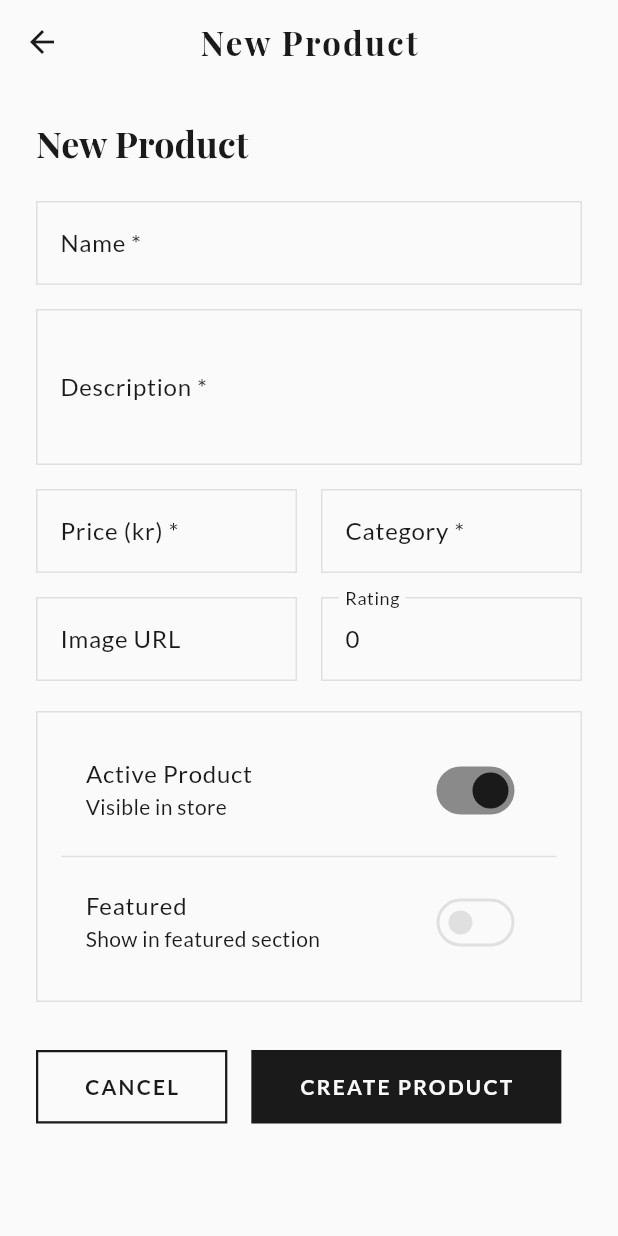
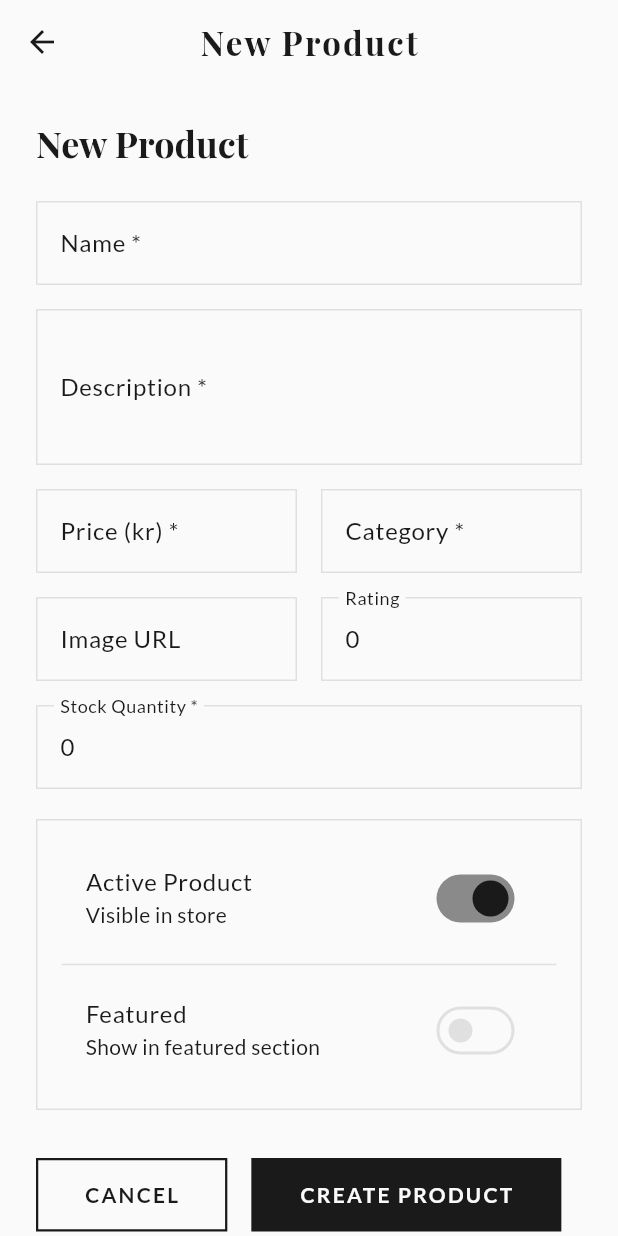
Before and after one commit to BengtCruz/darios_store, a Flutter app: the AdminProductForm screen opened directly, on a phone screen of 412 x 824 dp. Run offline on Flutter 3.47's test engine with Material 3 defaults, Android fonts, the phone set to English and light mode, and no system bars; our stand-ins replace google_fonts; network calls fail.

Commit message:
feat: product stock control

```diff
--- a/backend/lib/db/migrator.dart
+++ b/backend/lib/db/migrator.dart
@@ -156,4 +156,10 @@ const _migrations = <_Migration>[
     ON CONFLICT (email) DO NOTHING
     ''',
   ),
+  _Migration(
+    '009_add_stock_to_products',
+    '''
+    ALTER TABLE products ADD COLUMN IF NOT EXISTS stock INTEGER NOT NULL DEFAULT 0
+    ''',
+  ),
 ];
--- a/backend/lib/models/product.dart
+++ b/backend/lib/models/product.dart
@@ -15,6 +15,7 @@ class Product {
     this.rating = 0.0,
     this.isFeatured = false,
     this.isActive = true,
+    this.stock = 0,
     required this.createdAt,
     required this.updatedAt,
   });
@@ -30,6 +31,7 @@ class Product {
   final double rating;
   final bool isFeatured;
   final bool isActive;
+  final int stock;
   final DateTime createdAt;
   final DateTime updatedAt;
 
@@ -44,6 +46,7 @@ class Product {
     double? rating,
     bool? isFeatured,
     bool? isActive,
+    int? stock,
   }) {
     return Product(
       id: id,
@@ -55,6 +58,7 @@ class Product {
       rating: rating ?? this.rating,
       isFeatured: isFeatured ?? this.isFeatured,
       isActive: isActive ?? this.isActive,
+      stock: stock ?? this.stock,
       createdAt: createdAt,
       updatedAt: DateTime.now().toUtc(),
     );
--- a/backend/lib/repositories/product_repository.dart
+++ b/backend/lib/repositories/product_repository.dart
@@ -67,12 +67,13 @@ class ProductRepository {
     required String category,
     double rating = 0,
     bool isFeatured = false,
+    int stock = 0,
   }) async {
     final conn = await _db.connection;
     final result = await conn.execute(
       Sql.named('''
-        INSERT INTO products (name, description, price, image_url, category, rating, is_featured)
-        VALUES (@name, @description, @price, @image_url, @category, @rating, @is_featured)
+        INSERT INTO products (name, description, price, image_url, category, rating, is_featured, stock)
+        VALUES (@name, @description, @price, @image_url, @category, @rating, @is_featured, @stock)
         RETURNING *
       '''),
       parameters: {
@@ -83,6 +84,7 @@ class ProductRepository {
         'category': category,
         'rating': rating,
         'is_featured': isFeatured,
+        'stock': stock,
       },
     );
     return _rowToProduct(result.first);
@@ -98,6 +100,7 @@ class ProductRepository {
     double? rating,
     bool? isFeatured,
     bool? isActive,
+    int? stock,
   }) async {
     final sets = <String>[];
     final params = <String, Object?>{'id': id};
@@ -110,6 +113,7 @@ class ProductRepository {
     if (rating != null) { sets.add('rating = @rating'); params['rating'] = rating; }
     if (isFeatured != null) { sets.add('is_featured = @is_featured'); params['is_featured'] = isFeatured; }
     if (isActive != null) { sets.add('is_active = @is_active'); params['is_active'] = isActive; }
+    if (stock != null) { sets.add('stock = @stock'); params['stock'] = stock; }
 
     if (sets.isEmpty) return findById(id);
 
@@ -163,6 +167,7 @@ class ProductRepository {
           : double.parse(m['rating'].toString()),
       isFeatured: m['is_featured'] as bool? ?? false,
       isActive: m['is_active'] as bool? ?? true,
+      stock: (m['stock'] as int?) ?? 0,
       createdAt: m['created_at'] as DateTime,
       updatedAt: m['updated_at'] as DateTime,
     );
--- a/lib/l10n/app_localizations.dart
+++ b/lib/l10n/app_localizations.dart
@@ -97,6 +97,10 @@ class S {
   String get detailShippingValue => 'Free over 50 kr';
   String get detailReturns => 'Returns';
   String get detailReturnsValue => '30 days';
+  String get detailInStock => 'In Stock';
+  String get detailOutOfStock => 'Out of Stock';
+  String detailStockCount(int count) => '$count in stock';
+  String stockLimitReached(String name) => 'Cannot add more $name — stock limit reached';
 
   // --- Footer ---
   String get footerTagline => 'Authentic Italian flavors,\ndelivered to your door.';
@@ -151,6 +155,7 @@ class S {
   String get tableHeaderName => 'NAME';
   String get tableHeaderCategory => 'CATEGORY';
   String get tableHeaderPrice => 'PRICE';
+  String get tableHeaderStock => 'STOCK';
   String get tableHeaderActive => 'ACTIVE';
   String get tableHeaderFeatured => 'FEATURED';
   String get tableHeaderActions => 'ACTIONS';
@@ -213,6 +218,8 @@ class S {
   String get formProductCategory => 'Category *';
   String get formProductImageUrl => 'Image URL';
   String get formProductRating => 'Rating';
+  String get formProductStock => 'Stock Quantity *';
+  String get formInvalidStock => 'Invalid stock quantity';
   String get formProductActive => 'Active Product';
   String get formProductActiveDesc => 'Visible in store';
   String get formProductFeatured => 'Featured';
@@ -345,6 +352,10 @@ class _Sv extends S {
   @override String get detailShippingValue => 'Gratis över 50 kr';
   @override String get detailReturns => 'Retur';
   @override String get detailReturnsValue => '30 dagar';
+  @override String get detailInStock => 'I lager';
+  @override String get detailOutOfStock => 'Slut i lager';
+  @override String detailStockCount(int count) => '$count i lager';
+  @override String stockLimitReached(String name) => 'Kan inte lägga till fler $name — lagergränsen nådd';
 
   // --- Footer ---
   @override String get footerTagline => 'Autentiska italienska smaker,\nlevererade till din dörr.';
@@ -399,6 +410,7 @@ class _Sv extends S {
   @override String get tableHeaderName => 'NAMN';
   @override String get tableHeaderCategory => 'KATEGORI';
   @override String get tableHeaderPrice => 'PRIS';
+  @override String get tableHeaderStock => 'LAGER';
   @override String get tableHeaderActive => 'AKTIV';
   @override String get tableHeaderFeatured => 'UTVALD';
   @override String get tableHeaderActions => 'ÅTGÄRDER';
@@ -461,6 +473,8 @@ class _Sv extends S {
   @override String get formProductCategory => 'Kategori *';
   @override String get formProductImageUrl => 'Bild-URL';
   @override String get formProductRating => 'Betyg';
+  @override String get formProductStock => 'Lagerantal *';
+  @override String get formInvalidStock => 'Ogiltigt lagerantal';
   @override String get formProductActive => 'Aktiv Produkt';
   @override String get formProductActiveDesc => 'Synlig i butiken';
   @override String get formProductFeatured => 'Utvald';
--- a/lib/models/product.dart
+++ b/lib/models/product.dart
@@ -8,6 +8,7 @@ class Product {
   final double rating;
   final bool isFeatured;
   final bool isActive;
+  final int stock;
 
   const Product({
     required this.id,
@@ -19,6 +20,7 @@ class Product {
     this.rating = 0.0,
     this.isFeatured = false,
     this.isActive = true,
+    this.stock = 0,
   });
 
   factory Product.fromJson(Map<String, dynamic> json) {
@@ -32,6 +34,7 @@ class Product {
       rating: (json['rating'] as num?)?.toDouble() ?? 0.0,
       isFeatured: json['isFeatured'] as bool? ?? false,
       isActive: json['isActive'] as bool? ?? true,
+      stock: (json['stock'] as num?)?.toInt() ?? 0,
     );
   }
 
@@ -45,5 +48,6 @@ class Product {
         'rating': rating,
         'isFeatured': isFeatured,
         'isActive': isActive,
+        'stock': stock,
       };
 }
--- a/lib/pages/admin/admin_product_form.dart
+++ b/lib/pages/admin/admin_product_form.dart
@@ -24,6 +24,7 @@ class _AdminProductFormState extends State<AdminProductForm> {
   late final TextEditingController _imageUrlCtrl;
   late final TextEditingController _categoryCtrl;
   late final TextEditingController _ratingCtrl;
+  late final TextEditingController _stockCtrl;
   late bool _isFeatured;
   late bool _isActive;
   bool _saving = false;
@@ -42,6 +43,9 @@ class _AdminProductFormState extends State<AdminProductForm> {
     _ratingCtrl = TextEditingController(
       text: p != null ? (p['rating'] as num? ?? 0).toString() : '0',
     );
+    _stockCtrl = TextEditingController(
+      text: p != null ? (p['stock'] as num? ?? 0).toString() : '0',
+    );
     _isFeatured = p?['isFeatured'] as bool? ?? false;
     _isActive = p?['isActive'] as bool? ?? true;
   }
@@ -54,6 +58,7 @@ class _AdminProductFormState extends State<AdminProductForm> {
     _imageUrlCtrl.dispose();
     _categoryCtrl.dispose();
     _ratingCtrl.dispose();
+    _stockCtrl.dispose();
     super.dispose();
   }
 
@@ -71,6 +76,7 @@ class _AdminProductFormState extends State<AdminProductForm> {
       'rating': double.tryParse(_ratingCtrl.text.trim()) ?? 0,
       'isFeatured': _isFeatured,
       'isActive': _isActive,
+      'stock': int.tryParse(_stockCtrl.text.trim()) ?? 0,
     };
 
     try {
@@ -146,6 +152,11 @@ class _AdminProductFormState extends State<AdminProductForm> {
                       ),
                     ],
                   ),
+                  const SizedBox(height: 16),
+
+                  _buildField(s.formProductStock, _stockCtrl,
+                      keyboardType: TextInputType.number,
+                      validator: _validateStock),
                   const SizedBox(height: 20),
 
                   // Toggles
@@ -244,4 +255,11 @@ class _AdminProductFormState extends State<AdminProductForm> {
     if (double.tryParse(value.trim()) == null) return S.of(context).formInvalidPrice;
     return null;
   }
+
+  String? _validateStock(String? value) {
+    if (value == null || value.trim().isEmpty) return S.of(context).formFieldRequired;
+    final n = int.tryParse(value.trim());
+    if (n == null || n < 0) return S.of(context).formInvalidStock;
+    return null;
+  }
 }
--- a/lib/pages/admin/admin_products_page.dart
+++ b/lib/pages/admin/admin_products_page.dart
@@ -157,6 +157,7 @@ class _AdminProductsPageState extends State<AdminProductsPage> {
             DataColumn(label: Text(s.tableHeaderName, style: const TextStyle(fontWeight: FontWeight.w700, letterSpacing: 1))),
             DataColumn(label: Text(s.tableHeaderCategory, style: const TextStyle(fontWeight: FontWeight.w700, letterSpacing: 1))),
             DataColumn(label: Text(s.tableHeaderPrice, style: const TextStyle(fontWeight: FontWeight.w700, letterSpacing: 1)), numeric: true),
+            DataColumn(label: Text(s.tableHeaderStock, style: const TextStyle(fontWeight: FontWeight.w700, letterSpacing: 1)), numeric: true),
             DataColumn(label: Text(s.tableHeaderActive, style: const TextStyle(fontWeight: FontWeight.w700, letterSpacing: 1))),
             DataColumn(label: Text(s.tableHeaderFeatured, style: const TextStyle(fontWeight: FontWeight.w700, letterSpacing: 1))),
             DataColumn(label: Text(s.tableHeaderActions, style: const TextStyle(fontWeight: FontWeight.w700, letterSpacing: 1))),
@@ -172,6 +173,7 @@ class _AdminProductsPageState extends State<AdminProductsPage> {
                 ),
                 DataCell(Text(p['category'] as String? ?? '')),
                 DataCell(Text('${(p['price'] as num? ?? 0).toStringAsFixed(2)} kr')),
+                DataCell(Text('${p['stock'] as int? ?? 0}')),
                 DataCell(
                   Icon(
                     (p['isActive'] as bool? ?? true) ? Icons.check_circle : Icons.cancel,
--- a/lib/pages/cart_page.dart
+++ b/lib/pages/cart_page.dart
@@ -129,7 +129,7 @@ class CartPage extends StatelessWidget {
                       style: Theme.of(context).textTheme.titleMedium,
                     ),
                   ),
-                  _quantityButton(Icons.add, () {
+                  _quantityButton(Icons.add, item.quantity >= item.product.stock ? null : () {
                     cart.updateQuantity(item.product.id, item.quantity + 1);
                   }),
                 ],
@@ -148,7 +148,7 @@ class CartPage extends StatelessWidget {
     );
   }
 
-  Widget _quantityButton(IconData icon, VoidCallback onPressed) {
+  Widget _quantityButton(IconData icon, VoidCallback? onPressed) {
     return GestureDetector(
       onTap: onPressed,
       child: Container(
@@ -157,7 +157,7 @@ class CartPage extends StatelessWidget {
         decoration: BoxDecoration(
           border: Border.all(color: AppTheme.grigioChiaro, width: 1.5),
         ),
-        child: Icon(icon, size: 16),
+        child: Icon(icon, size: 16, color: onPressed == null ? AppTheme.grigioChiaro : null),
       ),
     );
   }
--- a/lib/pages/catalog_page.dart
+++ b/lib/pages/catalog_page.dart
@@ -241,11 +241,13 @@ class _CatalogProductCard extends StatelessWidget {
               const Spacer(),
               GestureDetector(
                 onTap: () {
-                  CartProviderScope.of(context).addToCart(product);
+                  final added = CartProviderScope.of(context).addToCart(product);
                   ScaffoldMessenger.of(context).showSnackBar(
                     SnackBar(
                       content: Text(
-                        S.of(context).detailAddedToCart(product.name),
+                        added
+                            ? S.of(context).detailAddedToCart(product.name)
+                            : S.of(context).stockLimitReached(product.name),
                         style: const TextStyle(color: AppTheme.bianco),
                       ),
                       backgroundColor: AppTheme.nero,
--- a/lib/pages/home_page.dart
+++ b/lib/pages/home_page.dart
@@ -342,11 +342,13 @@ class _ProductCard extends StatelessWidget {
               const Spacer(),
               GestureDetector(
                 onTap: () {
-                  CartProviderScope.of(context).addToCart(product);
+                  final added = CartProviderScope.of(context).addToCart(product);
                   ScaffoldMessenger.of(context).showSnackBar(
                     SnackBar(
                       content: Text(
-                        S.of(context).detailAddedToCart(product.name),
+                        added
+                            ? S.of(context).detailAddedToCart(product.name)
+                            : S.of(context).stockLimitReached(product.name),
                         style: const TextStyle(color: AppTheme.bianco),
                       ),
                       backgroundColor: AppTheme.nero,
--- a/lib/providers/cart_provider.dart
+++ b/lib/providers/cart_provider.dart
@@ -11,14 +11,17 @@ class CartProvider extends ChangeNotifier {
 
   double get totalPrice => _items.fold(0.0, (sum, item) => sum + item.total);
 
-  void addToCart(Product product) {
+  bool addToCart(Product product) {
     final index = _items.indexWhere((item) => item.product.id == product.id);
     if (index >= 0) {
+      if (_items[index].quantity >= product.stock) return false;
       _items[index].quantity++;
     } else {
+      if (product.stock <= 0) return false;
       _items.add(CartItem(product: product));
     }
     notifyListeners();
+    return true;
   }
 
   void removeFromCart(String productId) {
@@ -32,7 +35,8 @@ class CartProvider extends ChangeNotifier {
       if (quantity <= 0) {
         _items.removeAt(index);
       } else {
-        _items[index].quantity = quantity;
+        final stock = _items[index].product.stock;
+        _items[index].quantity = quantity > stock ? stock : quantity;
       }
       notifyListeners();
     }
```
Also changed, not shown: lib/pages/product_detail_page.dart (+22 -8 lines), 2 other files.
